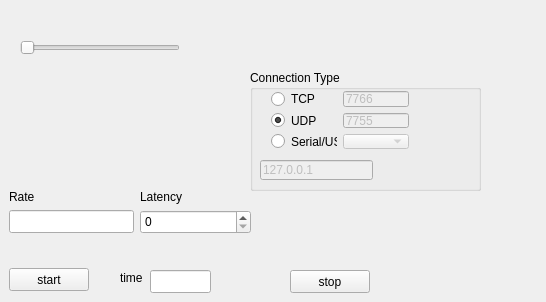
Qt form mainwindow.ui (alvaro893/QTExample) before a commit.
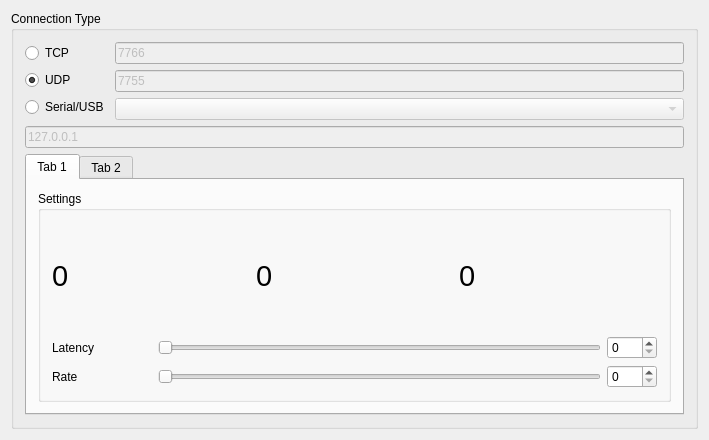
The same form after that commit.

```diff
--- a/mainwindow.ui
+++ b/mainwindow.ui
@@ -6,149 +6,22 @@
    <rect>
     <x>0</x>
     <y>0</y>
-    <width>546</width>
-    <height>302</height>
+    <width>709</width>
+    <height>440</height>
    </rect>
   </property>
   <property name="windowTitle">
    <string>MainWindow</string>
   </property>
   <widget class="QWidget" name="centralWidget">
-   <widget class="QPushButton" name="pushButton">
-    <property name="geometry">
-     <rect>
-      <x>9</x>
-      <y>268</y>
-      <width>80</width>
-      <height>23</height>
-     </rect>
-    </property>
-    <property name="text">
-     <string>start</string>
-    </property>
-   </widget>
-   <widget class="QSlider" name="horizontalSlider">
-    <property name="geometry">
-     <rect>
-      <x>20</x>
-      <y>40</y>
-      <width>160</width>
-      <height>16</height>
-     </rect>
-    </property>
-    <property name="maximum">
-     <number>255</number>
-    </property>
-    <property name="orientation">
-     <enum>Qt::Horizontal</enum>
-    </property>
-   </widget>
-   <widget class="QSpinBox" name="latencySpinBox">
-    <property name="geometry">
-     <rect>
-      <x>140</x>
-      <y>210</y>
-      <width>111</width>
-      <height>24</height>
-     </rect>
-    </property>
-    <property name="maximum">
-     <number>255</number>
-    </property>
-   </widget>
-   <widget class="QPushButton" name="stopbutton">
-    <property name="geometry">
-     <rect>
-      <x>290</x>
-      <y>270</y>
-      <width>80</width>
-      <height>23</height>
-     </rect>
-    </property>
-    <property name="text">
-     <string>stop</string>
-    </property>
-   </widget>
-   <widget class="QLineEdit" name="timeEdit">
-    <property name="geometry">
-     <rect>
-      <x>150</x>
-      <y>270</y>
-      <width>61</width>
-      <height>23</height>
-     </rect>
-    </property>
-   </widget>
-   <widget class="QLabel" name="label_3">
-    <property name="geometry">
-     <rect>
-      <x>120</x>
-      <y>270</y>
-      <width>31</width>
-      <height>16</height>
-     </rect>
-    </property>
-    <property name="text">
-     <string>time</string>
-    </property>
-   </widget>
-   <widget class="QLabel" name="label">
-    <property name="geometry">
-     <rect>
-      <x>9</x>
-      <y>189</y>
-      <width>28</width>
-      <height>16</height>
-     </rect>
-    </property>
-    <property name="text">
-     <string>Rate</string>
-    </property>
-   </widget>
-   <widget class="QLineEdit" name="rateEdit">
-    <property name="geometry">
-     <rect>
-      <x>9</x>
-      <y>210</y>
-      <width>125</width>
-      <height>23</height>
-     </rect>
-    </property>
-   </widget>
-   <widget class="QLabel" name="label_2">
-    <property name="geometry">
-     <rect>
-      <x>140</x>
-      <y>189</y>
-      <width>48</width>
-      <height>16</height>
-     </rect>
-    </property>
-    <property name="text">
-     <string>Latency</string>
-    </property>
-   </widget>
+   <layout class="QVBoxLayout" name="verticalLayout_4">
+    <item>
    <widget class="QGroupBox" name="groupBox">
-    <property name="geometry">
-     <rect>
-      <x>250</x>
-      <y>70</y>
-      <width>231</width>
-      <height>121</height>
-     </rect>
-    </property>
     <property name="title">
      <string>Connection Type</string>
     </property>
-    <widget class="QWidget" name="horizontalLayoutWidget">
-     <property name="geometry">
-      <rect>
-       <x>10</x>
-       <y>10</y>
-       <width>160</width>
-       <height>80</height>
-      </rect>
-     </property>
+      <layout class="QVBoxLayout" name="verticalLayout_3">
+       <item>
      <layout class="QHBoxLayout" name="horizontalLayout">
       <item>
        <layout class="QVBoxLayout" name="verticalLayout">
@@ -216,19 +89,12 @@
        </layout>
       </item>
      </layout>
-    </widget>
+       </item>
+       <item>
     <widget class="QLineEdit" name="ipEdit">
      <property name="enabled">
       <bool>false</bool>
      </property>
-     <property name="geometry">
-      <rect>
-       <x>10</x>
-       <y>90</y>
-       <width>113</width>
-       <height>20</height>
-      </rect>
-     </property>
      <property name="text">
       <string>127.0.0.1</string>
      </property>
@@ -236,7 +102,189 @@
       <string>Ip - host</string>
      </property>
     </widget>
-   </widget>
+       </item>
+       <item>
+        <widget class="QTabWidget" name="tabWidget">
+         <property name="currentIndex">
+          <number>0</number>
+         </property>
+         <widget class="QWidget" name="tab">
+          <attribute name="title">
+           <string>Tab 1</string>
+          </attribute>
+          <layout class="QHBoxLayout" name="horizontalLayout_3">
+           <item>
+            <widget class="QGroupBox" name="groupBox_2">
+             <property name="title">
+              <string>Settings</string>
+             </property>
+             <layout class="QVBoxLayout" name="verticalLayout_5">
+              <item>
+               <layout class="QHBoxLayout" name="horizontalLayout_6">
+                <item>
+                 <widget class="QLabel" name="rollLCD">
+                  <property name="font">
+                   <font>
+                    <pointsize>22</pointsize>
+                   </font>
+                  </property>
+                  <property name="text">
+                   <string>0</string>
+                  </property>
+                  <property name="scaledContents">
+                   <bool>false</bool>
+                  </property>
+                  <property name="wordWrap">
+                   <bool>false</bool>
+                  </property>
+                 </widget>
+                </item>
+                <item>
+                 <widget class="QLabel" name="pitchLCD">
+                  <property name="font">
+                   <font>
+                    <pointsize>22</pointsize>
+                   </font>
+                  </property>
+                  <property name="text">
+                   <string>0</string>
+                  </property>
+                 </widget>
+                </item>
+                <item>
+                 <widget class="QLabel" name="yawLCD">
+                  <property name="font">
+                   <font>
+                    <pointsize>22</pointsize>
+                   </font>
+                  </property>
+                  <property name="text">
+                   <string>0</string>
+                  </property>
+                  <property name="textFormat">
+                   <enum>Qt::AutoText</enum>
+                  </property>
+                 </widget>
+                </item>
+               </layout>
+              </item>
+              <item>
+               <layout class="QHBoxLayout" name="horizontalLayout_2">
+                <item>
+                 <widget class="QLabel" name="latlabel">
+                  <property name="enabled">
+                   <bool>true</bool>
+                  </property>
+                  <property name="minimumSize">
+                   <size>
+                    <width>100</width>
+                    <height>0</height>
+                   </size>
+                  </property>
+                  <property name="text">
+                   <string>Latency</string>
+                  </property>
+                 </widget>
+                </item>
+                <item>
+                 <widget class="QSlider" name="latencySlider">
+                  <property name="maximum">
+                   <number>255</number>
+                  </property>
+                  <property name="orientation">
+                   <enum>Qt::Horizontal</enum>
+                  </property>
+                 </widget>
+                </item>
+                <item>
+                 <widget class="QSpinBox" name="latencySpinBox">
+                  <property name="minimumSize">
+                   <size>
+                    <width>50</width>
+                    <height>0</height>
+                   </size>
+                  </property>
+                  <property name="maximum">
+                   <number>255</number>
+                  </property>
+                 </widget>
+                </item>
+               </layout>
+              </item>
+              <item>
+               <layout class="QHBoxLayout" name="horizontalLayout_5">
+                <item>
+                 <widget class="QLabel" name="label">
+                  <property name="sizePolicy">
+                   <sizepolicy hsizetype="Preferred" vsizetype="Preferred">
+                    <horstretch>0</horstretch>
+                    <verstretch>0</verstretch>
+                   </sizepolicy>
+                  </property>
+                  <property name="minimumSize">
+                   <size>
+                    <width>100</width>
+                    <height>0</height>
+                   </size>
+                  </property>
+                  <property name="text">
+                   <string>Rate</string>
+                  </property>
+                 </widget>
+                </item>
+                <item>
+                 <widget class="QSlider" name="rateSlider">
+                  <property name="orientation">
+                   <enum>Qt::Horizontal</enum>
+                  </property>
+                 </widget>
+                </item>
+                <item>
+                 <widget class="QSpinBox" name="rateSpinBox">
+                  <property name="minimumSize">
+                   <size>
+                    <width>50</width>
+                    <height>0</height>
+                   </size>
+                  </property>
+                 </widget>
+                </item>
+               </layout>
+              </item>
+             </layout>
+            </widget>
+           </item>
+          </layout>
+         </widget>
+         <widget class="QWidget" name="tab_2">
+          <attribute name="title">
+           <string>Tab 2</string>
+          </attribute>
+          <layout class="QHBoxLayout" name="horizontalLayout_4">
+           <item>
+            <widget class="QCalendarWidget" name="calendarWidget"/>
+           </item>
+           <item>
+            <widget class="QProgressBar" name="progressBar">
+             <property name="value">
+              <number>24</number>
+             </property>
+            </widget>
+           </item>
+           <item>
+            <widget class="QLCDNumber" name="lcdNumber"/>
+           </item>
+           <item>
+            <widget class="QTextBrowser" name="textBrowser"/>
+           </item>
+          </layout>
+         </widget>
+        </widget>
+       </item>
+      </layout>
+     </widget>
+    </item>
+   </layout>
   </widget>
  </widget>
  <layoutdefault spacing="6" margin="11"/>
```
Left out of the diff: 148 changed lines with no effect on the pictures. Lines whose indentation alone changed are shown as unchanged.
